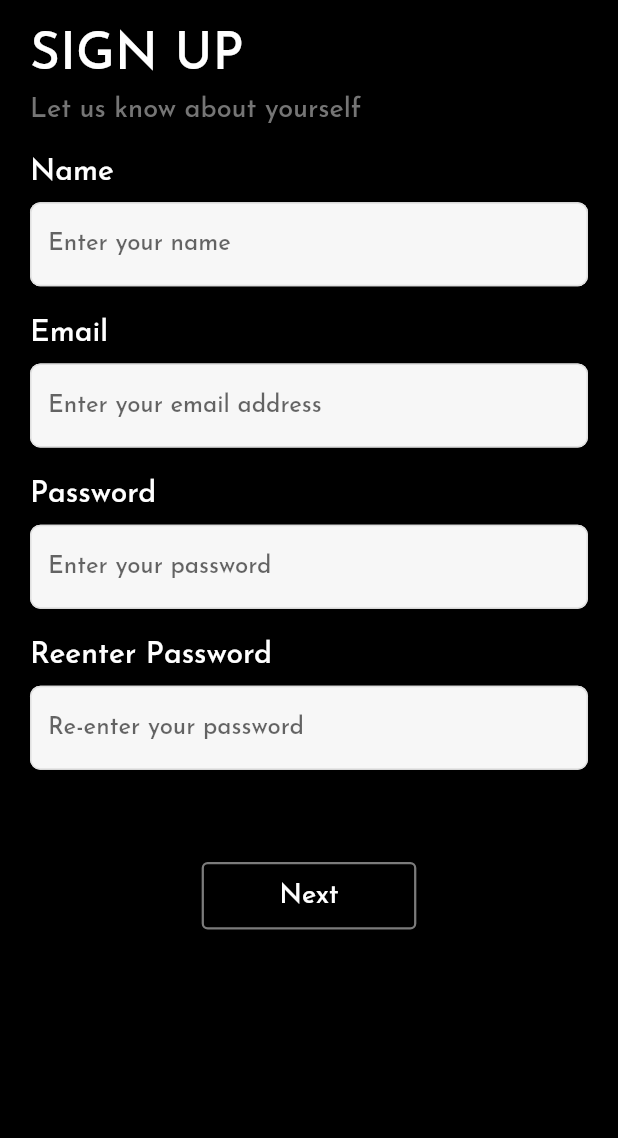
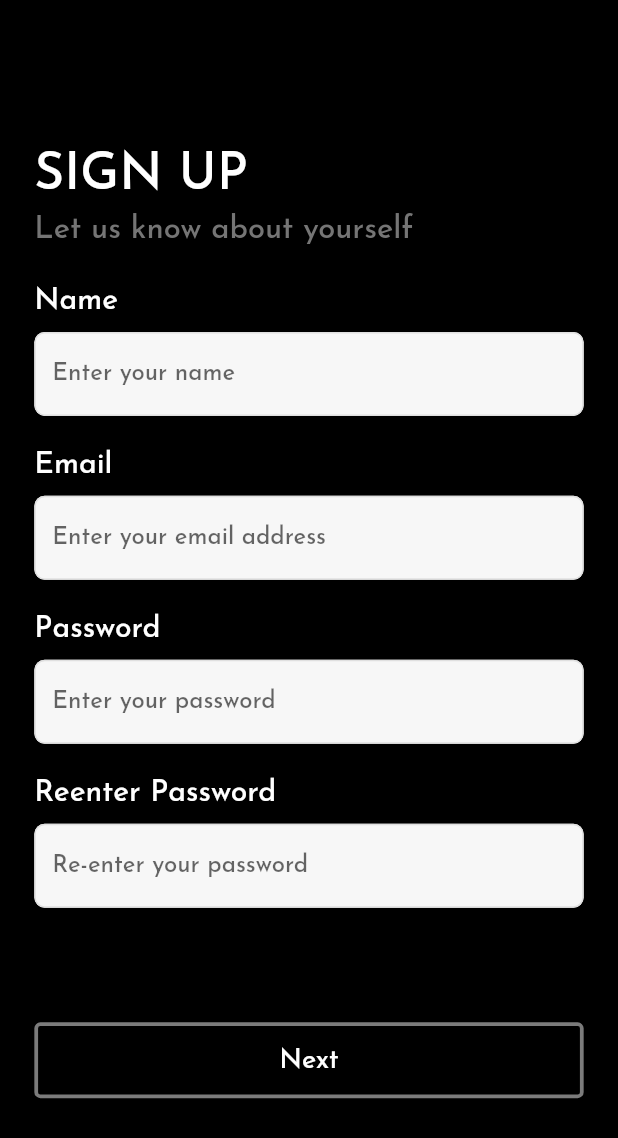
Before and after one commit to Lalopatel2311/contact_book, a Flutter app: the screen it shows after launch, on a phone screen of 412 x 824 dp. Shown: the top 1138 px of the screen. Run offline on Flutter 3.47's test engine with Material 2 defaults, Android fonts, the phone set to English and light mode, and no system bars; our stand-ins replace cloud_firestore, firebase_auth, firebase_core, flutter_screenutil, fluttertoast, get and 1 more; accounts and stored records are empty.

Commit message:
mane nathu khabar

```diff
--- a/lib/View/Auth/register.dart
+++ b/lib/View/Auth/register.dart
@@ -31,7 +31,7 @@ class _RegisterScreenState extends State<RegisterScreen> {
       backgroundColor: PickColor.kBlack,
       body: SingleChildScrollView(
         child: Padding(
-          padding: const EdgeInsets.symmetric(horizontal: 20, vertical: 20),
+          padding: EdgeInsets.only(left: 20.w, right: 20.w, top: 75.h),
           child: Form(
             key: formKey,
             child: Column(
@@ -51,11 +51,11 @@ class _RegisterScreenState extends State<RegisterScreen> {
                   "Let us know about yourself",
                   style: TextStyle(
                     color: Colors.grey.shade600,
-                    fontSize: 18,
+                    fontSize: 18.sp,
                   ),
                 ),
                 SizedBox(
-                  height: 20.sp,
+                  height: 20.h,
                 ),
                 CommonTextFormField(
                   keyboardType: TextInputType.name,
@@ -64,7 +64,7 @@ class _RegisterScreenState extends State<RegisterScreen> {
                   title: "Name",
                 ),
                 SizedBox(
-                  height: 10.sp,
+                  height: 10.h,
                 ),
                 CommonTextFormField(
                   keyboardType: TextInputType.emailAddress,
@@ -73,7 +73,7 @@ class _RegisterScreenState extends State<RegisterScreen> {
                   title: "Email",
                 ),
                 SizedBox(
-                  height: 10.sp,
+                  height: 10.h,
                 ),
                 CommonTextFormField(
                   keyboardType: TextInputType.number,
@@ -82,7 +82,7 @@ class _RegisterScreenState extends State<RegisterScreen> {
                   title: "Password",
                 ),
                 SizedBox(
-                  height: 10.sp,
+                  height: 10.h,
                 ),
                 CommonTextFormField(
                   keyboardType: TextInputType.number,
@@ -90,18 +90,14 @@ class _RegisterScreenState extends State<RegisterScreen> {
                   controller: RegisterVariable.repeatPasswordController,
                   title: "Reenter Password",
                 ),
-                const SizedBox(
-                  height: 20,
+                SizedBox(
+                  height: 20.h,
                 ),
-                const SizedBox(
-                  height: 30,
+                SizedBox(
+                  height: 30.h,
                 ),
                 Visibility(
                   visible: !isLoading,
-                  child: Padding(
-                    padding: EdgeInsets.symmetric(
-                      horizontal: 100.w,
-                    ),
                   child: OutlinedButton(
                     onPressed: () async {
                       setState(() {
@@ -156,10 +152,10 @@ class _RegisterScreenState extends State<RegisterScreen> {
                       }
                     },
                     style: OutlinedButton.styleFrom(
-                        fixedSize: const Size(360, 45),
+                      fixedSize: Size(360.w, 38.h),
                       side: const BorderSide(
                         color: PickColor.k7B7B7B,
-                          width: 1.50,
+                        width: 2.50,
                       ),
                     ),
                     child: const Text(
@@ -167,7 +163,6 @@ class _RegisterScreenState extends State<RegisterScreen> {
                       style: TextStyle(
                         color: PickColor.kWhite,
                         fontSize: 18,
-                        ),
                       ),
                     ),
                   ),
--- a/lib/main.dart
+++ b/lib/main.dart
@@ -2,10 +2,8 @@ import 'package:firebase_core/firebase_core.dart';
 import 'package:flutter/material.dart';
 import 'package:flutter_screenutil/flutter_screenutil.dart';
 import 'package:get/get.dart';
-import 'package:google_fonts/google_fonts.dart';
-import 'package:raj_contact_book/View/Auth/log_in.dart';
+
 import 'package:raj_contact_book/View/Auth/register.dart';
-import 'package:raj_contact_book/View/Auth/splash.dart';
 
 void main() async {
   WidgetsFlutterBinding.ensureInitialized();
@@ -15,9 +13,6 @@ void main() async {
 
 class MyApp extends StatelessWidget {
   const MyApp({super.key});
-
-  ///i sahil
-  /// i viraj asodariya
 
   @override
   Widget build(BuildContext context) {
@@ -29,7 +24,7 @@ class MyApp extends StatelessWidget {
         return GetMaterialApp(
           debugShowCheckedModeBanner: false,
           theme: ThemeData(fontFamily: "JosefinSans"),
-          home: RegisterScreen(),
+          home: const RegisterScreen(),
         );
       },
     );
```
Also changed, not shown: lib/View/Auth/log_in.dart (+33 -29 lines). Lines whose indentation alone changed are shown as unchanged.
